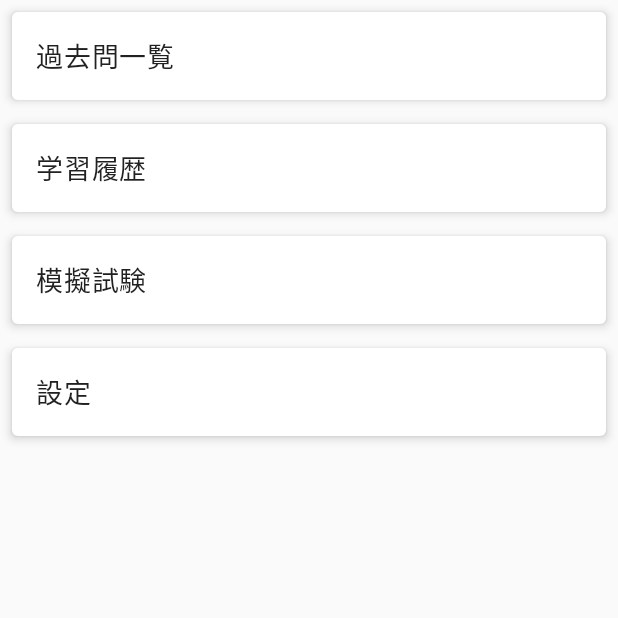
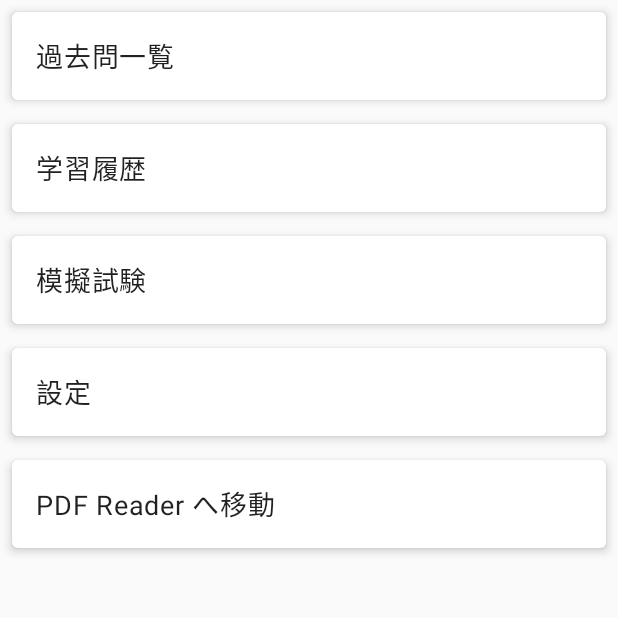
Before and after one commit to n-kazuyoshi268/code_lab, an Android app built with Jetpack Compose: the screen it shows after launch (MainActivity), on a phone screen of 412 x 824 dp, the top half of it. Run offline under Robolectric (Android 15) with nearby library versions, the phone set to English and light mode, and no system bars.

Commit message:
現時点を格納

```diff
--- a/ipa-master/android-app/app/src/main/java/com/example/android_app/MainActivity.kt
+++ b/ipa-master/android-app/app/src/main/java/com/example/android_app/MainActivity.kt
@@ -3,6 +3,7 @@ package com.example.android_app
 import android.os.Bundle
 import androidx.activity.ComponentActivity
 import androidx.activity.compose.setContent
+import androidx.navigation.compose.rememberNavController
 import com.example.android_app.navigation.AppNavigation
 import com.example.android_app.ui.theme.AndroidAppTheme
 
@@ -11,7 +12,8 @@ class MainActivity : ComponentActivity() {
         super.onCreate(savedInstanceState)
         setContent {
             AndroidAppTheme {
-                AppNavigation(context = this)
+                val navController = rememberNavController()
+                AppNavigation(navController = navController, context = this)
             }
         }
     }
--- a/ipa-master/android-app/app/src/main/java/com/example/android_app/navigation/AppNavigation.kt
+++ b/ipa-master/android-app/app/src/main/java/com/example/android_app/navigation/AppNavigation.kt
@@ -1,5 +1,6 @@
 package com.example.android_app.navigation
 
+import android.content.Context
 import androidx.compose.runtime.Composable
 import androidx.navigation.NavHostController
 import androidx.navigation.compose.NavHost
@@ -8,9 +9,7 @@ import androidx.navigation.compose.rememberNavController
 import com.example.android_app.ui.screens.*
 
 @Composable
-fun AppNavigation() {
-    val navController: NavHostController = rememberNavController()
-
+fun AppNavigation(navController: NavHostController, context: Context) {
     NavHost(navController = navController, startDestination = "home") {
         composable("home") { HomeScreen(navController) }
         composable("past_questions") { PastQuestionsScreen(navController) }
--- a/ipa-master/android-app/app/src/main/java/com/example/android_app/ui/screens/HomeScreen.kt
+++ b/ipa-master/android-app/app/src/main/java/com/example/android_app/ui/screens/HomeScreen.kt
@@ -13,7 +13,8 @@ fun HomeScreen(navController: NavController) {
         "過去問一覧" to "past_questions",
         "学習履歴" to "study_history",
         "模擬試験" to "mock_exam",
-        "設定" to "settings"
+        "設定" to "settings",
+        "PDF Reader へ移動" to "pdf_reader"
     )
 
     LazyColumn(modifier = Modifier.fillMaxSize()) {
```
Also changed, not shown: ipa-master/android-app/app/build.gradle.kts (+11 -0 lines).
